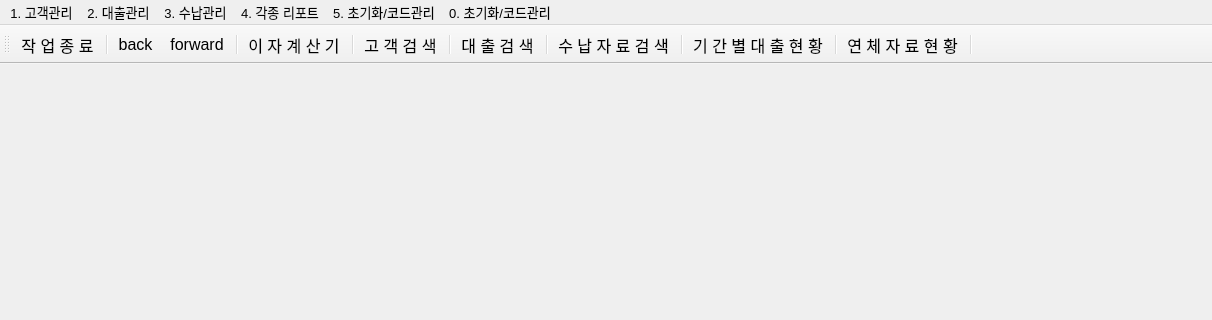
First picture: the form in src/pages/main/home.ui, repository DY-Microfinance-Customer-Management/dymf-algorithm, before the edit; both pictures show x 0 to 1212 and y 0 to 320 of the 1212 by 665 pixel window.
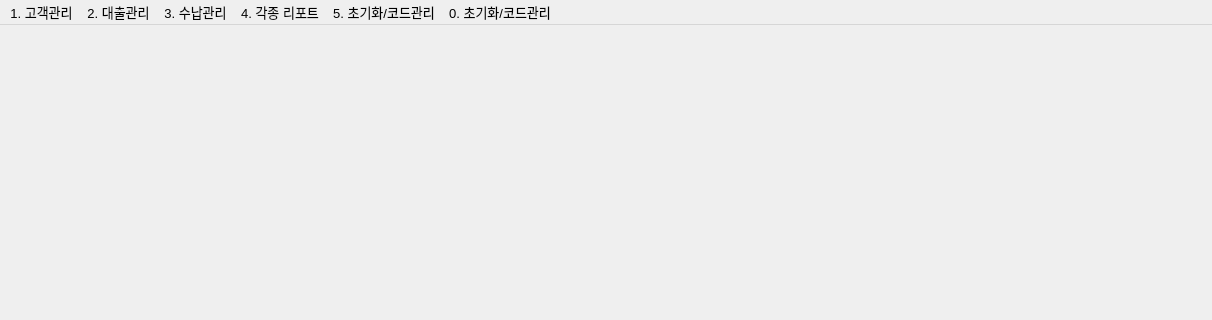
Second picture: the form after the edit. Icons and pictures are not drawn.

What changed in the file:
```diff
--- a/src/pages/main/home.ui
+++ b/src/pages/main/home.ui
@@ -117,42 +117,6 @@
    <addaction name="menu0"/>
   </widget>
   <widget class="QStatusBar" name="statusbar"/>
-  <widget class="QToolBar" name="toolBar">
-   <property name="font">
-    <font>
-     <pointsize>12</pointsize>
-    </font>
-   </property>
-   <property name="windowTitle">
-    <string>toolBar</string>
-   </property>
-   <property name="toolTip">
-    <string/>
-   </property>
-   <attribute name="toolBarArea">
-    <enum>TopToolBarArea</enum>
-   </attribute>
-   <attribute name="toolBarBreak">
-    <bool>false</bool>
-   </attribute>
-   <addaction name="action_45"/>
-   <addaction name="separator"/>
-   <addaction name="actionback"/>
-   <addaction name="actionforward"/>
-   <addaction name="separator"/>
-   <addaction name="action_12"/>
-   <addaction name="separator"/>
-   <addaction name="action_2"/>
-   <addaction name="separator"/>
-   <addaction name="action_4"/>
-   <addaction name="separator"/>
-   <addaction name="action_14"/>
-   <addaction name="separator"/>
-   <addaction name="action_15"/>
-   <addaction name="separator"/>
-   <addaction name="action_21"/>
-   <addaction name="separator"/>
-  </widget>
   <action name="action">
    <property name="icon">
     <iconset resource="../../../../../../../../Downloads/customer.qrc">
```
Left out of the diff: 27 changed lines with no effect on the pictures.
